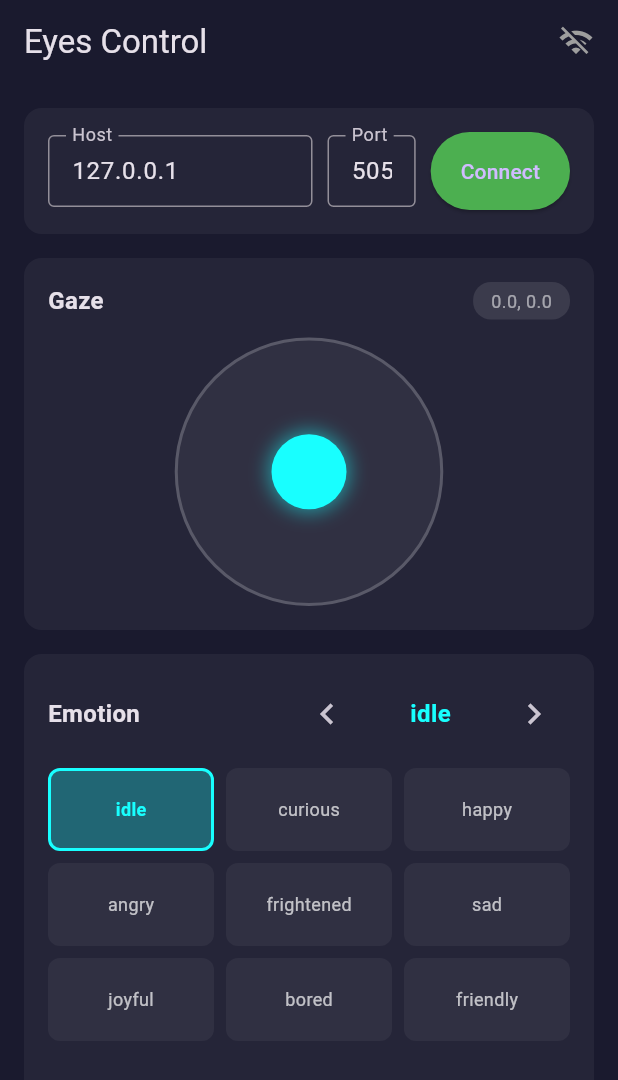
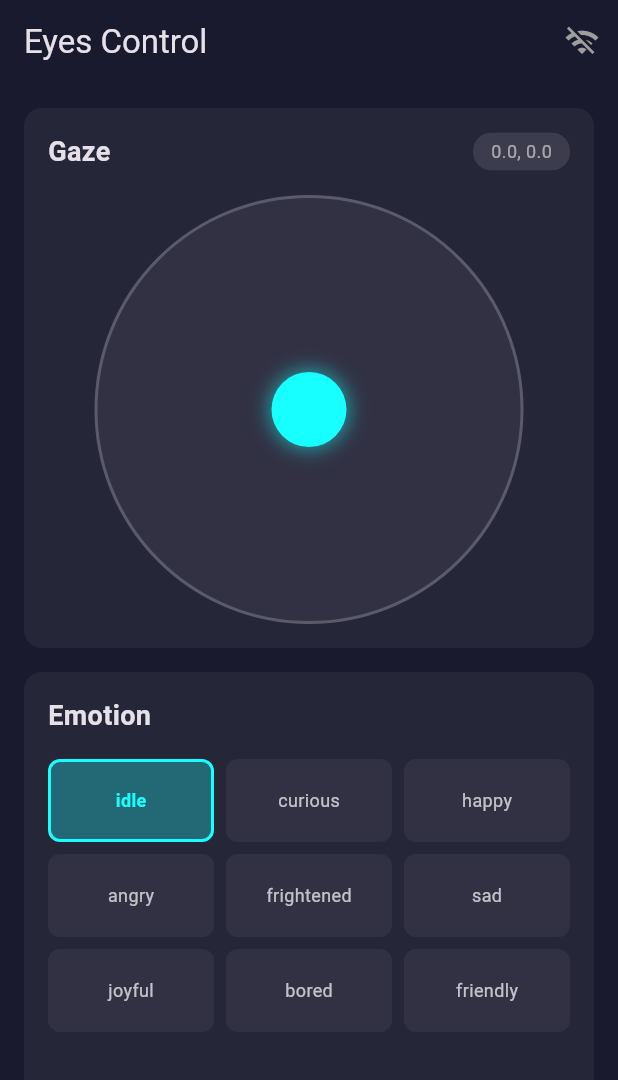
Before and after one commit to ilkerokutman/Robot-Eyes-With-Flutter-and-Raspberry, a Flutter app: the screen it shows after launch, on a phone screen of 412 x 824 dp. Shown: the top 1080 px of the screen. Run offline on Flutter 3.47's test engine with Material 3 defaults, Android fonts, the phone set to English and light mode, and no system bars; missing offline and left inert: dart_periphery, window_manager.

```diff
--- a/rpi_eyes_control/lib/main.dart
+++ b/rpi_eyes_control/lib/main.dart
@@ -45,7 +45,7 @@ class ControlScreen extends StatefulWidget {
 
 class _ControlScreenState extends State<ControlScreen> {
   final TextEditingController _hostController = TextEditingController(
-    text: '127.0.0.1',
+    text: '192.168.0.108',
   );
   final TextEditingController _portController = TextEditingController(
     text: '5050',
@@ -61,7 +61,6 @@ class _ControlScreenState extends State<ControlScreen> {
   Timer? _sendTimer;
 
   RawDatagramSocket? _udpSocket;
-  bool _discovering = false;
   final List<Map<String, dynamic>> _discoveredServers = [];
   static const int _broadcastPort = 5001;
 
@@ -86,7 +85,6 @@ class _ControlScreenState extends State<ControlScreen> {
         InternetAddress.anyIPv4,
         _broadcastPort,
       );
-      setState(() => _discovering = true);
 
       _udpSocket!.listen((event) {
         if (event == RawSocketEvent.read) {
@@ -104,11 +102,8 @@ class _ControlScreenState extends State<ControlScreen> {
           }
         }
       });
-
-      debugPrint('Listening for eyes servers on UDP port $_broadcastPort');
     } catch (e) {
       debugPrint('Failed to start discovery: $e');
-      setState(() => _discovering = false);
     }
   }
 
@@ -122,28 +117,117 @@ class _ControlScreenState extends State<ControlScreen> {
     );
 
     if (!exists) {
-      setState(() {
-        _discoveredServers.add(server);
-      });
-      debugPrint('Discovered eyes server: $ip:$port');
-    }
-
-    if (!_connected && !_connecting && _discoveredServers.length == 1) {
-      _hostController.text = ip;
-      _portController.text = port.toString();
+      setState(() => _discoveredServers.add(server));
     }
   }
 
   void _stopDiscovery() {
     _udpSocket?.close();
     _udpSocket = null;
-    _discovering = false;
   }
 
-  void _selectServer(Map<String, dynamic> server) {
+  void _showConnectionDialog() {
+    if (_connected) {
+      _showDisconnectDialog();
+      return;
+    }
+
+    showDialog(
+      context: context,
+      builder: (context) => AlertDialog(
+        backgroundColor: const Color(0xFF1A1A2E),
+        title: const Text('Connect to Eyes'),
+        content: Column(
+          mainAxisSize: MainAxisSize.min,
+          children: [
+            if (_discoveredServers.isNotEmpty) ...[
+              const Text(
+                'Discovered servers:',
+                style: TextStyle(fontSize: 12, color: Colors.grey),
+              ),
+              const SizedBox(height: 8),
+              ..._discoveredServers.map(
+                (server) => ListTile(
+                  dense: true,
+                  title: Text(
+                    '${server['ip']}:${server['port']}',
+                    style: const TextStyle(fontSize: 14),
+                  ),
+                  trailing: const Icon(Icons.arrow_forward_ios, size: 16),
+                  onTap: () {
                     _hostController.text = server['ip'] as String;
                     _portController.text = (server['port'] as int).toString();
-    setState(() {});
+                  },
+                ),
+              ),
+              const Divider(),
+            ],
+            TextField(
+              controller: _hostController,
+              decoration: const InputDecoration(
+                labelText: 'Host',
+                border: OutlineInputBorder(),
+              ),
+            ),
+            const SizedBox(height: 12),
+            TextField(
+              controller: _portController,
+              decoration: const InputDecoration(
+                labelText: 'Port',
+                border: OutlineInputBorder(),
+              ),
+              keyboardType: TextInputType.number,
+            ),
+          ],
+        ),
+        actions: [
+          TextButton(
+            onPressed: () => Navigator.pop(context),
+            child: const Text('Cancel'),
+          ),
+          ElevatedButton(
+            onPressed: _connecting
+                ? null
+                : () {
+                    Navigator.pop(context);
+                    _connect();
+                  },
+            child: _connecting
+                ? const SizedBox(
+                    width: 20,
+                    height: 20,
+                    child: CircularProgressIndicator(strokeWidth: 2),
+                  )
+                : const Text('Connect'),
+          ),
+        ],
+      ),
+    );
+  }
+
+  void _showDisconnectDialog() {
+    showDialog(
+      context: context,
+      builder: (context) => AlertDialog(
+        backgroundColor: const Color(0xFF1A1A2E),
+        title: const Text('Disconnect?'),
+        content: const Text('Do you want to disconnect from the eyes?'),
+        actions: [
+          TextButton(
+            onPressed: () => Navigator.pop(context),
+            child: const Text('Cancel'),
+          ),
+          ElevatedButton(
+            onPressed: () {
+              Navigator.pop(context);
+              _disconnect();
+            },
+            style: ElevatedButton.styleFrom(backgroundColor: Colors.red),
+            child: const Text('Disconnect'),
+          ),
+        ],
+      ),
+    );
   }
 
   Future<void> _connect() async {
@@ -161,22 +245,13 @@ class _ControlScreenState extends State<ControlScreen> {
 
       _socket!.listen(
         (message) {},
-        onDone: () {
-          setState(() => _connected = false);
-        },
-        onError: (error) {
-          setState(() => _connected = false);
-        },
+        onDone: () => setState(() => _connected = false),
+        onError: (_) => setState(() => _connected = false),
       );
 
       _startSendLoop();
     } catch (e) {
       setState(() => _connecting = false);
-      if (mounted) {
-        ScaffoldMessenger.of(
-          context,
-        ).showSnackBar(SnackBar(content: Text('Connection failed: $e')));
-      }
     }
   }
 
@@ -205,28 +280,27 @@ class _ControlScreenState extends State<ControlScreen> {
     _socket!.add(jsonEncode(data));
   }
 
-  void _cycleEmotion(int direction) {
-    final emotions = Emotion.values;
-    final currentIndex = emotions.indexOf(_currentEmotion);
-    final newIndex = (currentIndex + direction) % emotions.length;
-    setState(() => _currentEmotion = emotions[newIndex]);
+  void _setEmotion(Emotion emotion) {
+    setState(() => _currentEmotion = emotion);
+    _sendState();
+  }
+
+  void _updateGaze(Alignment gaze) {
+    setState(() => _gaze = gaze);
     _sendState();
   }
 
   @override
   Widget build(BuildContext context) {
-    final isPortrait =
-        MediaQuery.of(context).size.height > MediaQuery.of(context).size.width;
-
     return Scaffold(
       appBar: AppBar(
         title: const Text('Eyes Control'),
         backgroundColor: Colors.transparent,
         elevation: 0,
         actions: [
-          Container(
-            margin: const EdgeInsets.only(right: 16),
-            child: Icon(
+          IconButton(
+            onPressed: _showConnectionDialog,
+            icon: Icon(
               _connected ? Icons.wifi : Icons.wifi_off,
               color: _connected ? Colors.green : Colors.grey,
             ),
@@ -236,182 +310,23 @@ class _ControlScreenState extends State<ControlScreen> {
       body: SafeArea(
         child: Padding(
           padding: const EdgeInsets.all(16),
-          child: isPortrait ? _buildPortraitLayout() : _buildLandscapeLayout(),
+          child: Column(
+            children: [
+              Expanded(child: _buildGazePanel()),
+              const SizedBox(height: 16),
+              Expanded(child: _buildEmotionPanel()),
+            ],
+          ),
         ),
       ),
     );
   }
 
-  Widget _buildPortraitLayout() {
-    return Column(
-      children: [
-        _buildConnectionPanel(),
-        const SizedBox(height: 16),
-        Expanded(flex: 2, child: _buildGazePanel()),
-        const SizedBox(height: 16),
-        Expanded(flex: 3, child: _buildEmotionPanel()),
-      ],
-    );
-  }
-
-  Widget _buildLandscapeLayout() {
-    return Column(
-      children: [
-        _buildConnectionPanel(),
-        const SizedBox(height: 16),
-        Expanded(
-          child: Row(
-            children: [
-              Expanded(child: _buildEmotionPanel()),
-              const SizedBox(width: 16),
-              Expanded(child: _buildGazePanel()),
-            ],
-          ),
-        ),
-      ],
-    );
-  }
-
-  Widget _buildConnectionPanel() {
+  Widget _buildGazePanel() {
     return Container(
       padding: const EdgeInsets.all(16),
       decoration: BoxDecoration(
-        color: Colors.white.withValues(alpha: 0.05),
-        borderRadius: BorderRadius.circular(12),
-      ),
-      child: Column(
-        crossAxisAlignment: CrossAxisAlignment.start,
-        children: [
-          if (_discoveredServers.isNotEmpty && !_connected) ...[
-            Row(
-              children: [
-                Icon(
-                  Icons.radar,
-                  size: 16,
-                  color: Colors.green.withValues(alpha: 0.7),
-                ),
-                const SizedBox(width: 8),
-                Text(
-                  'Discovered (${_discoveredServers.length}):',
-                  style: TextStyle(
-                    color: Colors.white.withValues(alpha: 0.6),
-                    fontSize: 12,
-                  ),
-                ),
-              ],
-            ),
-            const SizedBox(height: 8),
-            Wrap(
-              spacing: 8,
-              runSpacing: 8,
-              children: _discoveredServers.map((server) {
-                final ip = server['ip'] as String;
-                final port = server['port'] as int;
-                final isSelected =
-                    _hostController.text == ip &&
-                    _portController.text == port.toString();
-                return GestureDetector(
-                  onTap: () => _selectServer(server),
-                  child: Container(
-                    padding: const EdgeInsets.symmetric(
-                      horizontal: 12,
-                      vertical: 6,
-                    ),
-                    decoration: BoxDecoration(
-                      color: isSelected
-                          ? Colors.green.withValues(alpha: 0.3)
-                          : Colors.white.withValues(alpha: 0.1),
-                      borderRadius: BorderRadius.circular(16),
-                      border: isSelected
-                          ? Border.all(color: Colors.green)
-                          : null,
-                    ),
-                    child: Text(
-                      '$ip:$port',
-                      style: TextStyle(
-                        color: isSelected ? Colors.green : Colors.white70,
-                        fontSize: 12,
-                      ),
-                    ),
-                  ),
-                );
-              }).toList(),
-            ),
-            const SizedBox(height: 16),
-          ],
-          Row(
-            children: [
-              Expanded(
-                flex: 3,
-                child: TextField(
-                  controller: _hostController,
-                  decoration: InputDecoration(
-                    labelText: 'Host',
-                    border: const OutlineInputBorder(),
-                    isDense: true,
-                    suffixIcon: _discovering
-                        ? Padding(
-                            padding: const EdgeInsets.all(12),
-                            child: SizedBox(
-                              width: 16,
-                              height: 16,
-                              child: CircularProgressIndicator(
-                                strokeWidth: 2,
-                                color: Colors.green.withValues(alpha: 0.5),
-                              ),
-                            ),
-                          )
-                        : null,
-                  ),
-                  enabled: !_connected,
-                ),
-              ),
-              const SizedBox(width: 10),
-              Expanded(
-                child: TextField(
-                  controller: _portController,
-                  decoration: const InputDecoration(
-                    labelText: 'Port',
-                    border: OutlineInputBorder(),
-                    isDense: true,
-                  ),
-                  enabled: !_connected,
-                  keyboardType: TextInputType.number,
-                ),
-              ),
-              const SizedBox(width: 10),
-              ElevatedButton(
-                onPressed: _connected ? _disconnect : _connect,
-                style: ElevatedButton.styleFrom(
-                  backgroundColor: _connected ? Colors.red : Colors.green,
-                  padding: const EdgeInsets.symmetric(
-                    horizontal: 20,
-                    vertical: 16,
-                  ),
-                ),
-                child: _connecting
-                    ? const SizedBox(
-                        width: 20,
-                        height: 20,
-                        child: CircularProgressIndicator(
-                          strokeWidth: 2,
-                          color: Colors.white,
-                        ),
-                      )
-                    : Text(_connected ? 'Disconnect' : 'Connect'),
-              ),
-            ],
-          ),
-        ],
-      ),
-    );
-  }
-
-  Widget _buildEmotionPanel() {
-    return Container(
-      padding: const EdgeInsets.all(16),
-      decoration: BoxDecoration(
-        color: Colors.white.withValues(alpha: 0.05),
+        color: Colors.white.withAlpha(13),
         borderRadius: BorderRadius.circular(12),
       ),
       child: Column(
@@ -420,41 +335,121 @@ class _ControlScreenState extends State<ControlScreen> {
             mainAxisAlignment: MainAxisAlignment.spaceBetween,
             children: [
               const Text(
-                'Emotion',
-                style: TextStyle(fontSize: 16, fontWeight: FontWeight.bold),
+                'Gaze',
+                style: TextStyle(fontSize: 18, fontWeight: FontWeight.bold),
               ),
-              Row(
-                mainAxisSize: MainAxisSize.min,
-                children: [
-                  IconButton(
-                    onPressed: () => _cycleEmotion(-1),
-                    icon: const Icon(Icons.chevron_left, size: 28),
-                    padding: EdgeInsets.zero,
-                    constraints: const BoxConstraints(),
+              InkWell(
+                onTap: () => _updateGaze(Alignment.center),
+                borderRadius: BorderRadius.circular(12),
+                child: Container(
+                  padding: const EdgeInsets.symmetric(
+                    horizontal: 12,
+                    vertical: 4,
                   ),
-                  Container(
-                    width: 90,
-                    alignment: Alignment.center,
+                  decoration: BoxDecoration(
+                    color: Colors.white.withAlpha(26),
+                    borderRadius: BorderRadius.circular(12),
+                  ),
                   child: Text(
-                      _currentEmotion.name,
-                      style: const TextStyle(
-                        fontSize: 16,
-                        fontWeight: FontWeight.bold,
-                        color: Colors.cyanAccent,
+                    '${_gaze.x.toStringAsFixed(1)}, ${_gaze.y.toStringAsFixed(1)}',
+                    style: const TextStyle(color: Colors.white54, fontSize: 12),
                   ),
                 ),
               ),
-                  IconButton(
-                    onPressed: () => _cycleEmotion(1),
-                    icon: const Icon(Icons.chevron_right, size: 28),
-                    padding: EdgeInsets.zero,
-                    constraints: const BoxConstraints(),
+            ],
+          ),
+          const SizedBox(height: 16),
+          Expanded(
+            child: LayoutBuilder(
+              builder: (context, constraints) {
+                final size = constraints.maxWidth < constraints.maxHeight
+                    ? constraints.maxWidth
+                    : constraints.maxHeight;
+                return Center(
+                  child: GestureDetector(
+                    onPanStart: (details) {
+                      _updateGazeFromPosition(details.localPosition, size);
+                    },
+                    onPanUpdate: (details) {
+                      _updateGazeFromPosition(details.localPosition, size);
+                    },
+                    onDoubleTap: () => _updateGaze(Alignment.center),
+                    child: Container(
+                      width: size,
+                      height: size,
+                      decoration: BoxDecoration(
+                        color: Colors.white.withAlpha(13),
+                        shape: BoxShape.circle,
+                        border: Border.all(
+                          color: Colors.white.withAlpha(51),
+                          width: 2,
+                        ),
+                      ),
+                      child: Stack(
+                        children: [
+                          Center(
+                            child: Container(
+                              width: 8,
+                              height: 8,
+                              decoration: BoxDecoration(
+                                color: Colors.white.withAlpha(77),
+                                shape: BoxShape.circle,
+                              ),
+                            ),
+                          ),
+                          Align(
+                            alignment: _gaze,
+                            child: Container(
+                              width: 50,
+                              height: 50,
+                              decoration: BoxDecoration(
+                                color: Colors.cyanAccent,
+                                shape: BoxShape.circle,
+                                boxShadow: [
+                                  BoxShadow(
+                                    color: Colors.cyanAccent.withAlpha(128),
+                                    blurRadius: 10,
+                                    spreadRadius: 2,
                                   ),
                                 ],
                               ),
+                            ),
+                          ),
                         ],
                       ),
-          const SizedBox(height: 12),
+                    ),
+                  ),
+                );
+              },
+            ),
+          ),
+        ],
+      ),
+    );
+  }
+
+  void _updateGazeFromPosition(Offset position, double size) {
+    final center = size / 2;
+    final x = ((position.dx - center) / center).clamp(-1.0, 1.0);
+    final y = ((position.dy - center) / center).clamp(-1.0, 1.0);
+    _updateGaze(Alignment(x, y));
+  }
+
+  Widget _buildEmotionPanel() {
+    return Container(
+      padding: const EdgeInsets.all(16),
+      decoration: BoxDecoration(
+        color: Colors.white.withAlpha(13),
+        borderRadius: BorderRadius.circular(12),
+      ),
+      child: Column(
+        crossAxisAlignment: CrossAxisAlignment.start,
+        children: [
+          const Text(
+            'Emotion',
+            style: TextStyle(fontSize: 18, fontWeight: FontWeight.bold),
+          ),
+          const SizedBox(height: 16),
           Expanded(
             child: GridView.count(
               crossAxisCount: 3,
@@ -464,15 +459,12 @@ class _ControlScreenState extends State<ControlScreen> {
               children: Emotion.values.map((emotion) {
                 final isSelected = emotion == _currentEmotion;
                 return GestureDetector(
-                  onTap: () {
-                    setState(() => _currentEmotion = emotion);
-                    _sendState();
-                  },
+                  onTap: () => _setEmotion(emotion),
                   child: Container(
                     decoration: BoxDecoration(
                       color: isSelected
-                          ? Colors.cyanAccent.withValues(alpha: 0.3)
-                          : Colors.white.withValues(alpha: 0.05),
+                          ? Colors.cyanAccent.withAlpha(77)
+                          : Colors.white.withAlpha(13),
                       borderRadius: BorderRadius.circular(8),
                       border: isSelected
                           ? Border.all(color: Colors.cyanAccent, width: 2)
@@ -498,124 +490,4 @@ class _ControlScreenState extends State<ControlScreen> {
       ),
     );
   }
-
-  Widget _buildGazePanel() {
-    return Container(
-      padding: const EdgeInsets.all(16),
-      decoration: BoxDecoration(
-        color: Colors.white.withValues(alpha: 0.05),
-        borderRadius: BorderRadius.circular(12),
-      ),
-      child: Column(
-        children: [
-          Row(
-            mainAxisAlignment: MainAxisAlignment.spaceBetween,
-            children: [
-              const Text(
-                'Gaze',
-                style: TextStyle(fontSize: 16, fontWeight: FontWeight.bold),
-              ),
-              GestureDetector(
-                onTap: () {
-                  setState(() => _gaze = Alignment.center);
-                  _sendState();
-                },
-                child: Container(
-                  padding: const EdgeInsets.symmetric(
-                    horizontal: 12,
-                    vertical: 4,
-                  ),
-                  decoration: BoxDecoration(
-                    color: Colors.white.withValues(alpha: 0.1),
-                    borderRadius: BorderRadius.circular(12),
-                  ),
-                  child: Text(
-                    '${_gaze.x.toStringAsFixed(1)}, ${_gaze.y.toStringAsFixed(1)}',
-                    style: const TextStyle(color: Colors.white54, fontSize: 12),
-                  ),
-                ),
-              ),
-            ],
-          ),
-          const SizedBox(height: 12),
-          Expanded(
-            child: LayoutBuilder(
-              builder: (context, constraints) {
-                final size = constraints.maxWidth < constraints.maxHeight
-                    ? constraints.maxWidth
-                    : constraints.maxHeight;
-                return Center(
-                  child: GestureDetector(
-                    onPanStart: (details) {
-                      _updateGazeFromPosition(details.localPosition, size);
-                    },
-                    onPanUpdate: (details) {
-                      _updateGazeFromPosition(details.localPosition, size);
-                    },
-                    onDoubleTap: () {
-                      setState(() => _gaze = Alignment.center);
-                      _sendState();
-                    },
-                    child: Container(
-                      width: size,
-                      height: size,
-                      decoration: BoxDecoration(
-                        color: Colors.white.withValues(alpha: 0.05),
-                        shape: BoxShape.circle,
-                        border: Border.all(
-                          color: Colors.white.withValues(alpha: 0.2),
-                          width: 2,
-                        ),
-                      ),
-                      child: Stack(
-                        children: [
-                          Center(
-                            child: Container(
-                              width: 8,
-                              height: 8,
-                              decoration: BoxDecoration(
-                                color: Colors.white.withValues(alpha: 0.3),
-                                shape: BoxShape.circle,
-                              ),
-                            ),
-                          ),
-                          Align(
-                            alignment: _gaze,
-                            child: Container(
-                              width: 50,
-                              height: 50,
-                              decoration: BoxDecoration(
-                                color: Colors.cyanAccent,
-                                shape: BoxShape.circle,
-                                boxShadow: [
-                                  BoxShadow(
-                                    color: Colors.cyanAccent.withValues(
-                                      alpha: 0.5,
-                                    ),
-                                    blurRadius: 10,
-                                    spreadRadius: 2,
-                                  ),
-                                ],
-                              ),
-                            ),
-                          ),
-                        ],
-                      ),
-                    ),
-                  ),
-                );
-              },
-            ),
-          ),
-        ],
-      ),
-    );
 }
-
-  void _updateGazeFromPosition(Offset position, double size) {
-    final center = size / 2;
-    final x = ((position.dx - center) / center).clamp(-1.0, 1.0);
-    final y = ((position.dy - center) / center).clamp(-1.0, 1.0);
-    setState(() => _gaze = Alignment(x, y));
-  }
-}
```
Also changed, not shown: rpi_eyes/lib/app/screen/home_spi.dart (+8 -0 lines). Lines whose indentation alone changed are shown as unchanged.
